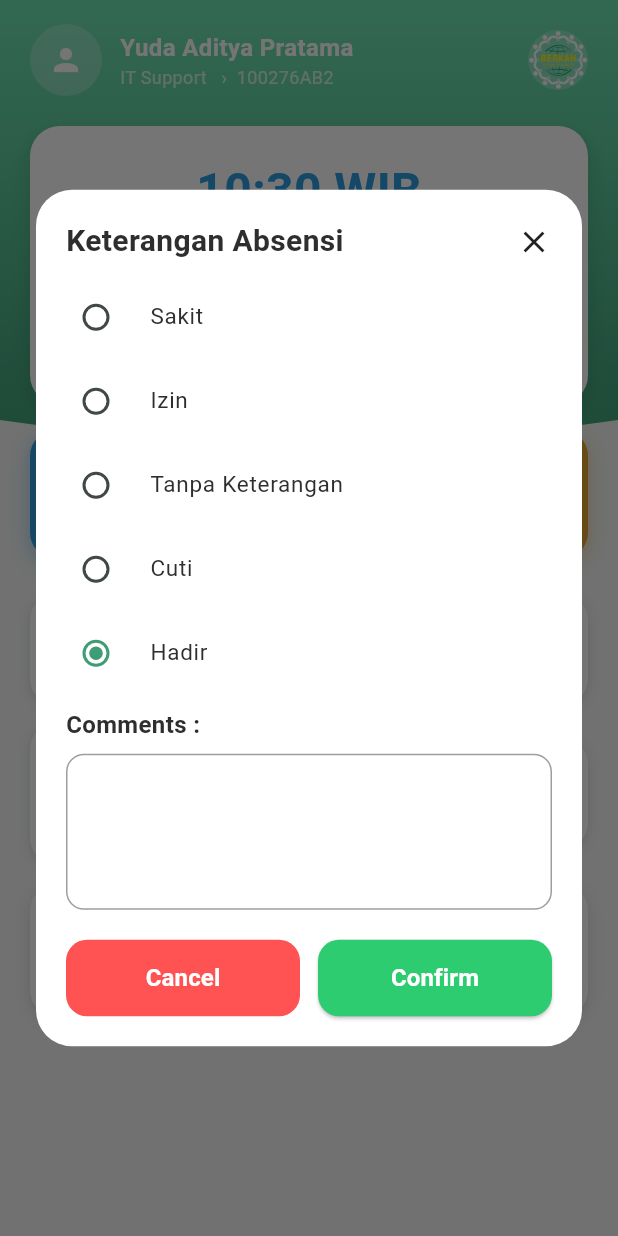
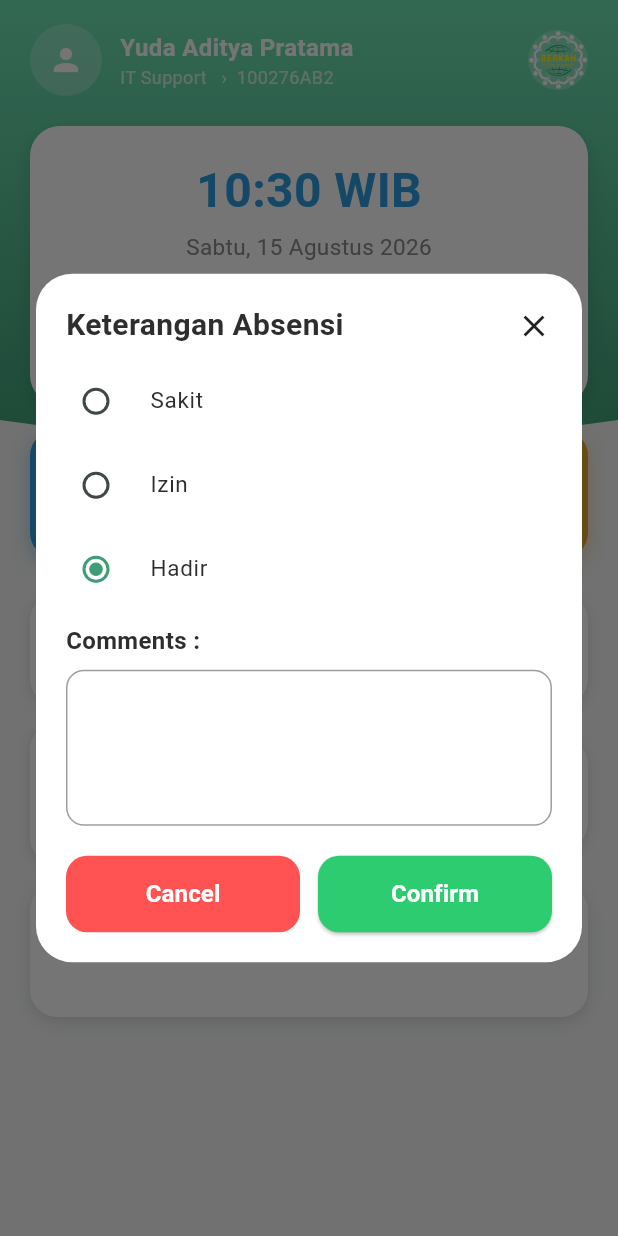
Before and after one commit to HaikalDev27/berkah_presensi, a Flutter app: the HomeScreen screen opened directly, after a tap on an icon or button, on a phone screen of 412 x 824 dp. Run offline on Flutter 3.47's test engine with Material 3 defaults, Android fonts, the phone set to English and light mode, and no system bars; Roboto replaces fonts that are missing (Poppins).

Commit message:
hapus cuti sama alfa

```diff
--- a/lib/widgets/absensi_dialog.dart
+++ b/lib/widgets/absensi_dialog.dart
@@ -26,8 +26,6 @@ class _AbsensiDialogState extends State<AbsensiDialog> {
   final List<String> _options = const [
     'Sakit',
     'Izin',
-    'Tanpa Keterangan',
-    'Cuti',
     'Hadir',
   ];
 
```
